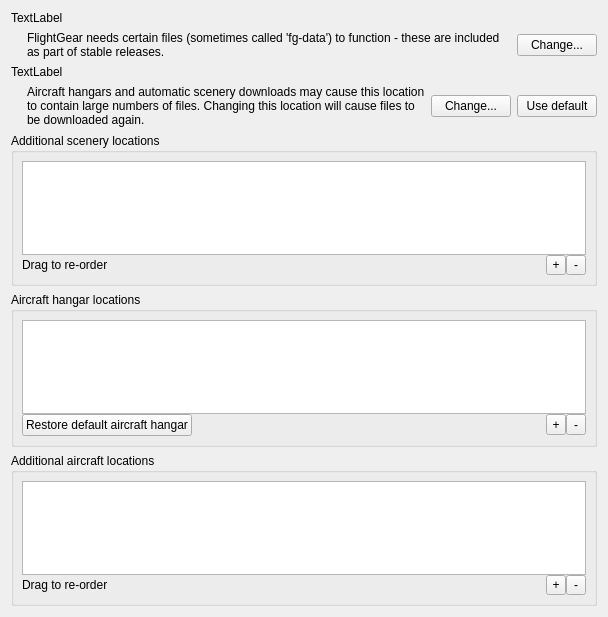
First picture: the form in src/GUI/PathsDialog.ui, repository FlightGear/flightgear, before the edit.
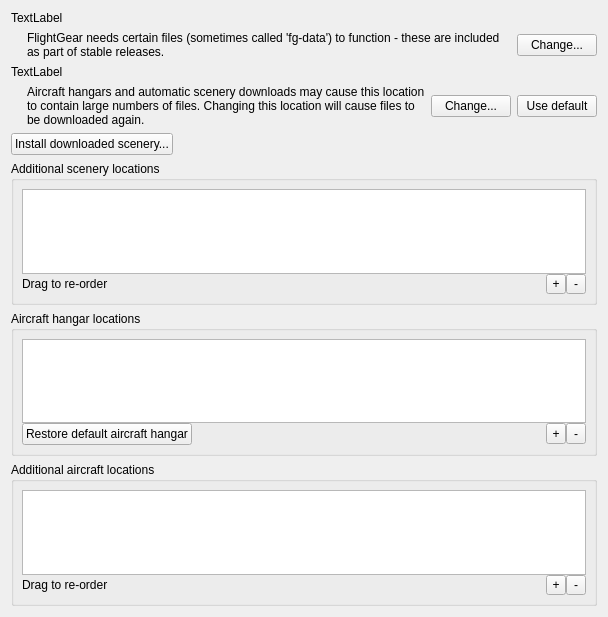
Second picture: the form after the edit.

Commit message:
Allow scenery installation from the launcher.
Replaces FGadmin functionality.

Patch:
```diff
--- a/src/GUI/PathsDialog.ui
+++ b/src/GUI/PathsDialog.ui
@@ -106,6 +106,30 @@
      </item>
     </layout>
    </item>
+   <item>
+    <layout class="QHBoxLayout" name="horizontalLayout_3">
+     <item>
+      <widget class="QPushButton" name="installSceneryButton">
+       <property name="text">
+        <string>Install downloaded scenery...</string>
+       </property>
+      </widget>
+     </item>
+     <item>
+      <spacer name="horizontalSpacer_6">
+       <property name="orientation">
+        <enum>Qt::Horizontal</enum>
+       </property>
+       <property name="sizeHint" stdset="0">
+        <size>
+         <width>40</width>
+         <height>20</height>
+        </size>
+       </property>
+      </spacer>
+     </item>
+    </layout>
+   </item>
    <item>
     <widget class="QGroupBox" name="groupBox">
      <property name="title">
```
The commit also changes 7 other files.
